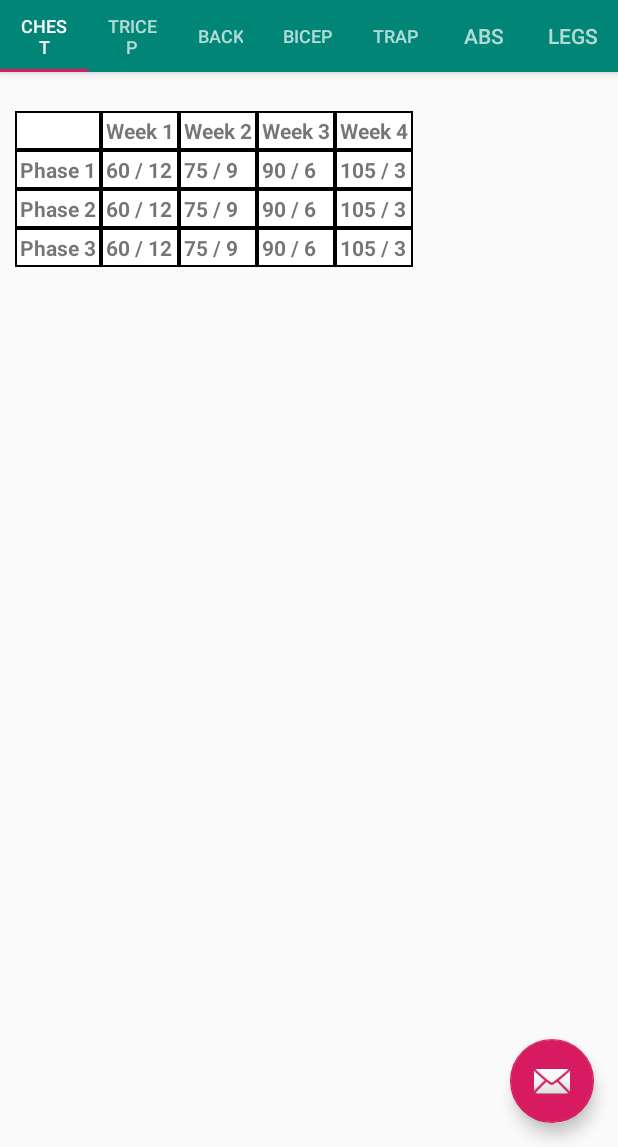
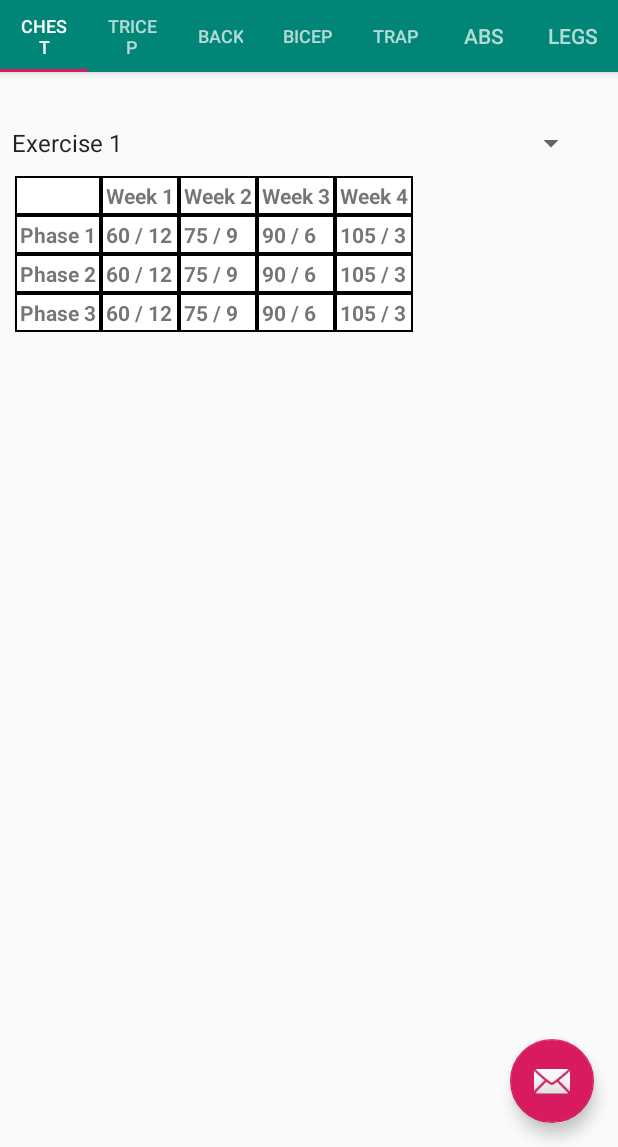
Before and after one commit to g3bilode/Gymboy, an Android app: the screen it shows after launch (MainActivity), on a phone screen of 412 x 824 dp, the part 89-1236 px from its top. Run offline under Robolectric (Android 15) with nearby library versions, the phone set to English and light mode, and no system bars; 1 statement that could not run was skipped.

Commit message:
exercise dropdown initial

```diff
--- /dev/null
+++ b/app/src/main/java/com/example/gymboy/ui/main/ExerciseSpinner.java
@@ -0,0 +1,17 @@
+package com.example.gymboy.ui.main;
+
+import android.util.Log;
+import android.view.View;
+import android.widget.AdapterView;
+
+public class ExerciseSpinner implements AdapterView.OnItemSelectedListener {
+    @Override
+    public void onItemSelected(AdapterView<?> adapterView, View view, int i, long l) {
+        Log.v("taggy", adapterView.getItemAtPosition(i).toString());
+    }
+
+    @Override
+    public void onNothingSelected(AdapterView<?> adapterView) {
+
+    }
+}
--- a/app/src/main/java/com/example/gymboy/ui/main/PlaceholderFragment.java
+++ b/app/src/main/java/com/example/gymboy/ui/main/PlaceholderFragment.java
@@ -6,6 +6,8 @@ import android.os.Bundle;
 import android.view.LayoutInflater;
 import android.view.View;
 import android.view.ViewGroup;
+import android.widget.ArrayAdapter;
+import android.widget.Spinner;
 import android.widget.TableLayout;
 import android.widget.TableRow;
 import android.widget.TextView;
@@ -57,6 +59,13 @@ public class PlaceholderFragment extends Fragment {
             @NonNull LayoutInflater inflater, ViewGroup container,
             Bundle savedInstanceState) {
         View root = inflater.inflate(R.layout.fragment_main, container, false);
+
+        Spinner exerciseSpinner = root.findViewById(R.id.exercise_spinner);
+        ArrayAdapter<CharSequence> adapter = ArrayAdapter.createFromResource(this.getContext(), R.array.exercise_array, android.R.layout.simple_spinner_item);
+        adapter.setDropDownViewResource(android.R.layout.simple_spinner_dropdown_item);
+        exerciseSpinner.setAdapter(adapter);
+        exerciseSpinner.setOnItemSelectedListener(new ExerciseSpinner());
+
         tableLayout = root.findViewById(R.id.section_table);
         createTable();
 
--- a/app/src/main/res/layout/fragment_main.xml
+++ b/app/src/main/res/layout/fragment_main.xml
@@ -20,10 +20,17 @@
         tools:layout_constraintLeft_creator="1"
         tools:layout_constraintTop_creator="1" />
 
+    <Spinner
+        android:id="@+id/exercise_spinner"
+        android:layout_width="391dp"
+        android:layout_height="wrap_content"
+        app:layout_constraintLeft_toLeftOf="parent"
+        app:layout_constraintTop_toBottomOf="@+id/section_label" />
+
     <TableLayout
         android:id="@+id/section_table"
         app:layout_constraintLeft_toLeftOf="parent"
-        app:layout_constraintTop_toTopOf="@+id/section_label"
+        app:layout_constraintTop_toBottomOf="@+id/exercise_spinner"
         android:padding="10dp"
         android:layout_width="wrap_content"
         android:layout_height="wrap_content">
--- a/app/src/main/res/values/strings.xml
+++ b/app/src/main/res/values/strings.xml
@@ -11,4 +11,12 @@
     <string name="week">Week</string>
     <string name="phase">Phase</string>
 
+    <string-array name="exercise_array">
+        <item>Exercise 1</item>
+        <item>Exercise 2</item>
+        <item>Exercise 3</item>
+        <item>Exercise 4</item>
+        <item>Exercise 5</item>
+    </string-array>
+
 </resources>
```
